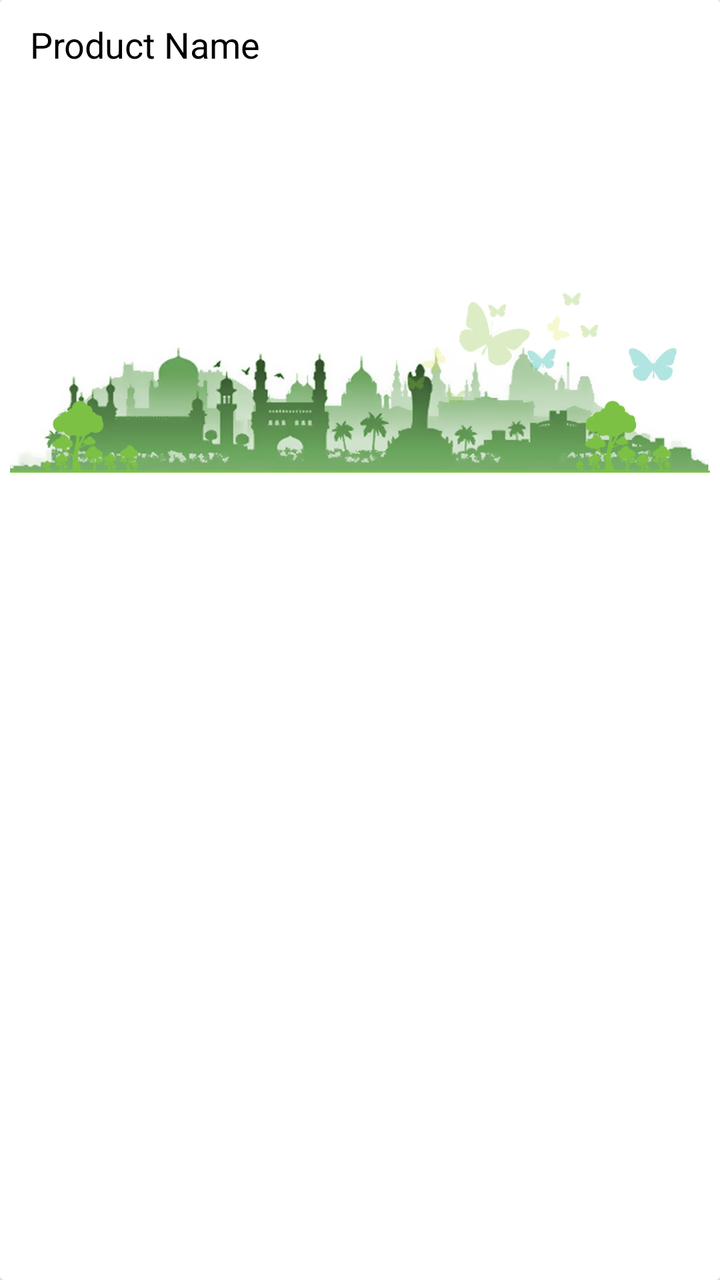
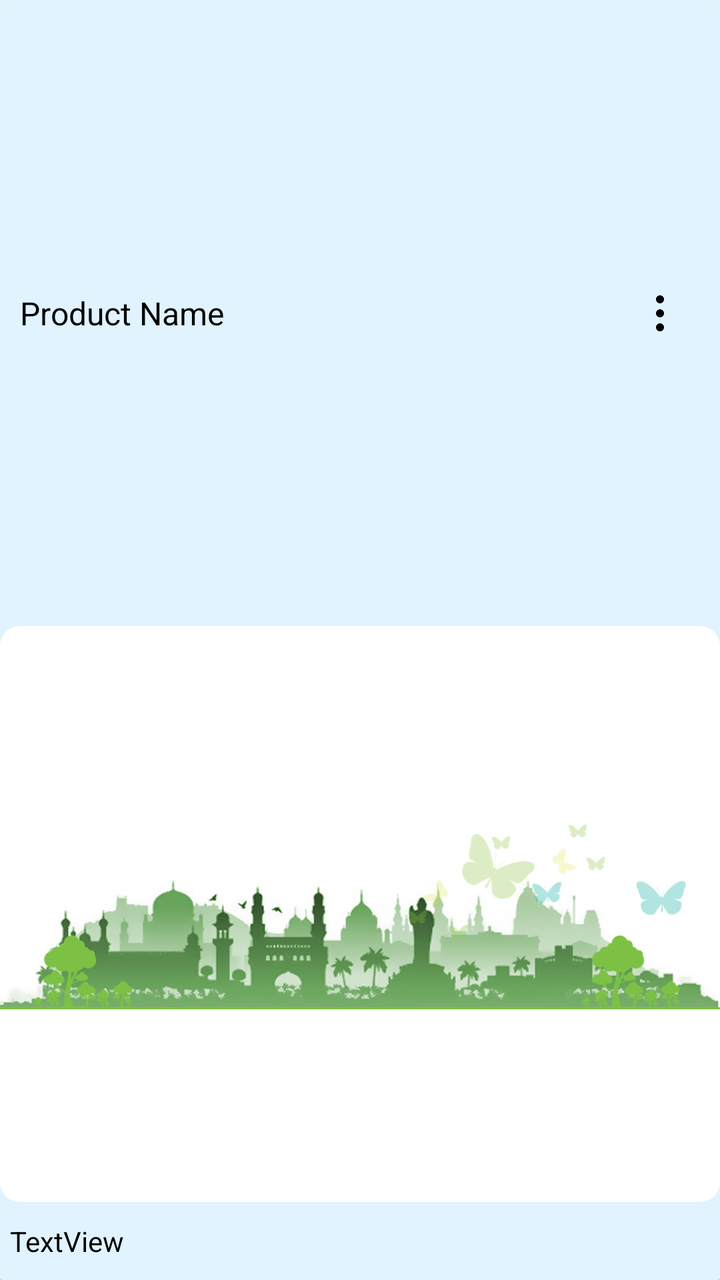

Compare the two renders of this Android layout. The source of the first and the diff that turns it into the second are given below.
<!-- AndroidManifest.xml: application theme Theme.Master -->
<!-- res/layout/product_item.xml -->
<?xml version="1.0" encoding="utf-8"?>
<androidx.cardview.widget.CardView xmlns:android="http://schemas.android.com/apk/res/android"
    xmlns:app="http://schemas.android.com/apk/res-auto"
    android:layout_width="match_parent"
    android:layout_height="wrap_content"
    android:layout_marginStart="10dp"
    android:layout_marginTop="10dp"
    android:layout_marginEnd="10dp"
    app:cardBackgroundColor="@color/white">

    <TextView
        android:id="@+id/product_name"
        android:layout_width="wrap_content"
        android:layout_height="wrap_content"
        android:layout_marginStart="15dp"
        android:layout_marginTop="10dp"
        android:layout_marginBottom="10dp"
        android:text="Product Name"
        android:textColor="@color/black"
        android:textSize="18sp" />

    <ImageView
        android:id="@+id/product_img"
        android:layout_width="wrap_content"
        android:layout_height="300dp"
        android:layout_marginStart="5dp"
        android:layout_marginTop="40dp"
        android:layout_marginEnd="5dp"
        android:layout_marginBottom="10dp"
        app:srcCompat="@drawable/ghmc_full" />

</androidx.cardview.widget.CardView>
<!-- resources referenced by this layout -->
<resources>
  <color name="black">#FF000000</color>
  <color name="white">#FFFFFFFF</color>
  <!-- drawable ghmc_full: png bitmap (drawable, 223627 bytes) -->
  <style name="Theme.Master" parent="Theme.MaterialComponents.DayNight.DarkActionBar">
          
          <item name="colorPrimary">@color/purple_500</item>
          <item name="colorPrimaryVariant">@color/purple_700</item>
          <item name="colorOnPrimary">@color/white</item>
          
          <item name="colorSecondary">@color/teal_200</item>
          <item name="colorSecondaryVariant">@color/teal_700</item>
          <item name="colorOnSecondary">@color/black</item>
          
          <item name="android:statusBarColor">?attr/colorPrimaryVariant</item>
          
      </style>
  <color name="purple_500">#FF6200EE</color>
  <color name="purple_700">#FF3700B3</color>
  <color name="teal_200">#FF03DAC5</color>
  <color name="teal_700">#FF018786</color>
</resources>

<!-- the commit's change to res/layout/product_item.xml (unified diff, before → after) -->
@@ -1,32 +1,71 @@
 <?xml version="1.0" encoding="utf-8"?>
 <androidx.cardview.widget.CardView xmlns:android="http://schemas.android.com/apk/res/android"
     xmlns:app="http://schemas.android.com/apk/res-auto"
+    xmlns:tools="http://schemas.android.com/tools"
     android:layout_width="match_parent"
     android:layout_height="wrap_content"
-    android:layout_marginStart="10dp"
-    android:layout_marginTop="10dp"
-    android:layout_marginEnd="10dp"
+    android:layout_marginStart="5dp"
+    android:layout_marginTop="5dp"
+    android:layout_marginEnd="5dp"
     app:cardBackgroundColor="@color/white">
 
-    <TextView
-        android:id="@+id/product_name"
-        android:layout_width="wrap_content"
-        android:layout_height="wrap_content"
-        android:layout_marginStart="15dp"
-        android:layout_marginTop="10dp"
-        android:layout_marginBottom="10dp"
-        android:text="Product Name"
-        android:textColor="@color/black"
-        android:textSize="18sp" />
+    <androidx.constraintlayout.widget.ConstraintLayout
+        android:layout_width="match_parent"
+        android:layout_height="match_parent"
+        android:background="@color/material_dynamic_primary95">
 
-    <ImageView
-        android:id="@+id/product_img"
-        android:layout_width="wrap_content"
-        android:layout_height="300dp"
-        android:layout_marginStart="5dp"
-        android:layout_marginTop="40dp"
-        android:layout_marginEnd="5dp"
-        android:layout_marginBottom="10dp"
-        app:srcCompat="@drawable/ghmc_full" />
+        <ImageView
+            android:id="@+id/delete_product"
+            android:layout_width="30dp"
+            android:layout_height="18dp"
+            android:layout_marginTop="5dp"
+            android:layout_marginEnd="15dp"
+            android:layout_marginBottom="5dp"
+            app:layout_constraintBottom_toTopOf="@+id/product_img"
+            app:layout_constraintEnd_toEndOf="parent"
+            app:layout_constraintTop_toTopOf="parent"
+            app:srcCompat="@drawable/img_17" />
+
+        <TextView
+            android:id="@+id/product_name"
+            android:layout_width="wrap_content"
+            android:layout_height="wrap_content"
+            android:layout_marginStart="10dp"
+            android:layout_marginTop="10dp"
+            android:layout_marginBottom="10dp"
+            android:text="Product Name"
+            android:textColor="@color/black"
+            android:textSize="16sp"
+            app:layout_constraintBottom_toTopOf="@+id/product_img"
+            app:layout_constraintStart_toStartOf="parent"
+            app:layout_constraintTop_toTopOf="parent" />
+
+        <ImageView
+            android:id="@+id/product_img"
+            android:layout_width="wrap_content"
+            android:layout_height="0dp"
+            android:layout_marginStart="5dp"
+            android:layout_marginEnd="5dp"
+            android:layout_marginBottom="5dp"
+            android:background="@drawable/white_back"
+            app:layout_constraintBottom_toTopOf="@+id/description_item"
+            app:layout_constraintEnd_toEndOf="parent"
+            app:layout_constraintStart_toStartOf="parent"
+            app:srcCompat="@drawable/ghmc_full" />
+
+        <TextView
+            android:id="@+id/description_item"
+            android:layout_width="0dp"
+            android:layout_height="wrap_content"
+            android:layout_marginBottom="5dp"
+            android:padding="5dp"
+            android:text="TextView"
+            android:textColor="@color/black"
+            app:layout_constraintBottom_toBottomOf="parent"
+            app:layout_constraintEnd_toEndOf="parent"
+            app:layout_constraintHorizontal_bias="0.473"
+            app:layout_constraintStart_toStartOf="parent" />
+
+    </androidx.constraintlayout.widget.ConstraintLayout>
 
 </androidx.cardview.widget.CardView>
<!-- resource entries referenced after the edit -->
@@ -3,6 +3,14 @@
   <color name="black">#FF000000</color>
   <color name="white">#FFFFFFFF</color>
   <!-- drawable ghmc_full: png bitmap (drawable, 223627 bytes) -->
+  <!-- drawable img_17: png bitmap (drawable, 1022 bytes) -->
+  <!-- drawable white_back (drawable) -->
+  <?xml version="1.0" encoding="utf-8"?>
+  <shape xmlns:android="http://schemas.android.com/apk/res/android"
+      android:shape="rectangle">
+      <solid android:color="#ffffff"/>
+      <corners android:radius="10sp"/>
+  </shape>
   <style name="Theme.Master" parent="Theme.MaterialComponents.DayNight.DarkActionBar">
           
           <item name="colorPrimary">@color/purple_500</item>
